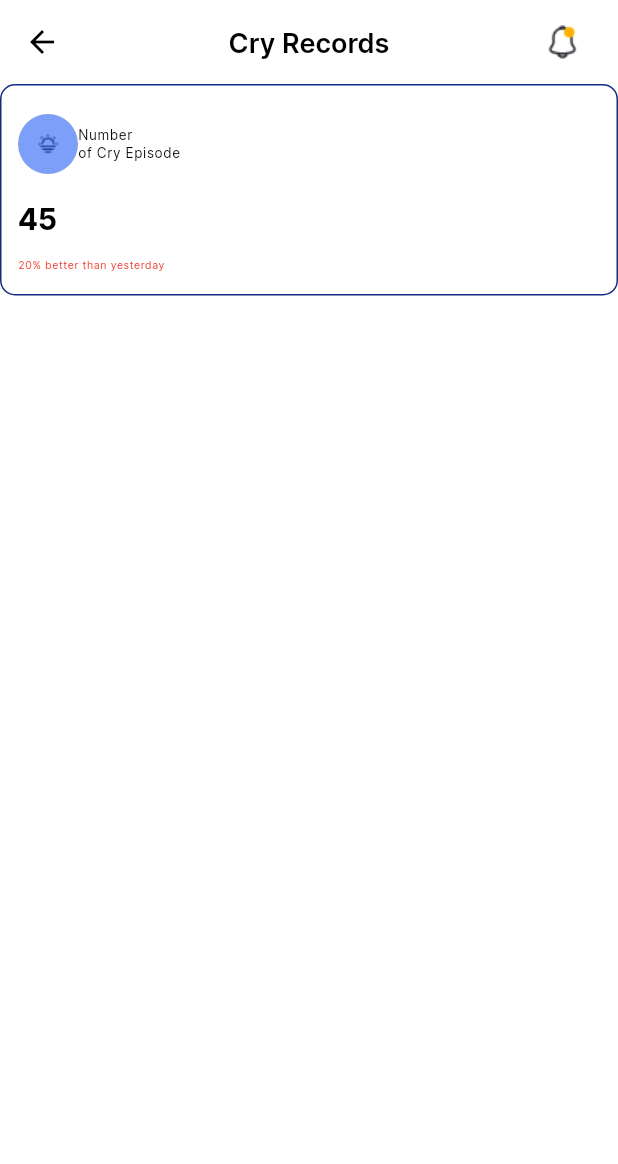
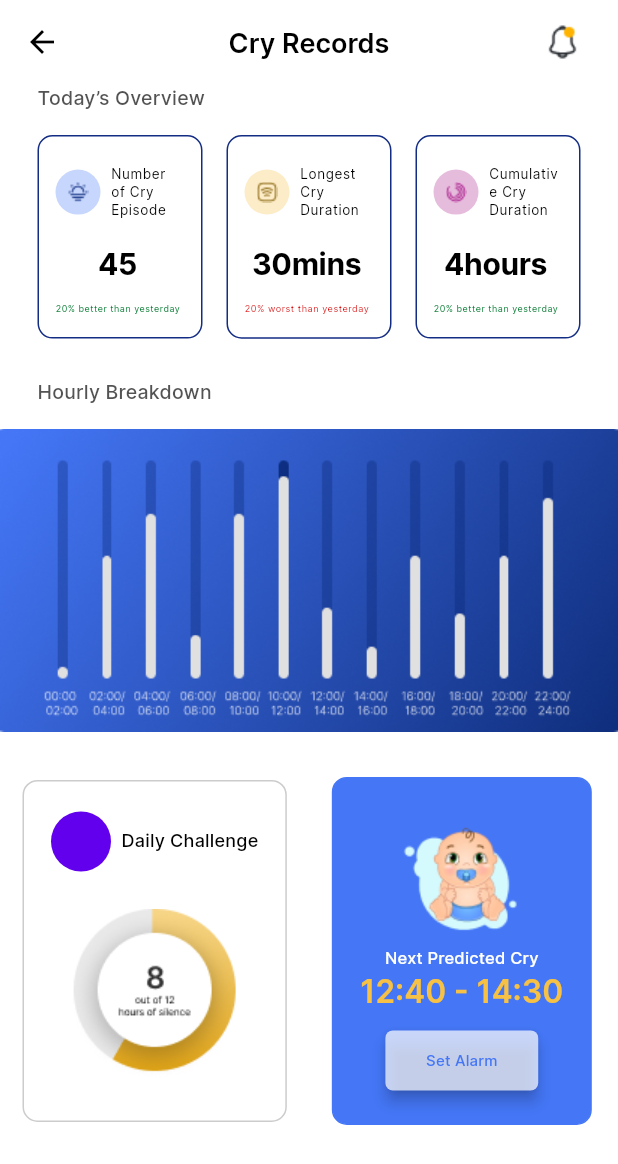
Before and after one commit to Cindy-dev/ubenwa_cynthia, a Flutter app: the HomeScreen screen opened by its route, on a phone screen of 412 x 824 dp. Shown: the top 1164 px of the screen. Run offline on Flutter 3.47's test engine with Material 2 defaults, Android fonts, the phone set to English and light mode, and no system bars.

Commit message:
home screen implementation

```diff
--- a/lib/presentation/screens/home_screen.dart
+++ b/lib/presentation/screens/home_screen.dart
@@ -1,7 +1,7 @@
 import 'package:flutter/material.dart';
 import 'package:ubenwa_cynthia/presentation/utils/home_strings.dart';
-import 'package:ubenwa_cynthia/presentation/widgets/home_overview_widget.dart';
 import 'package:ubenwa_cynthia/utils/app_extension.dart';
+import '../widgets/overview_row_widget.dart';
 
 class HomeScreen extends StatelessWidget {
   const HomeScreen({Key? key}) : super(key: key);
@@ -25,7 +25,110 @@ class HomeScreen extends StatelessWidget {
       ),
       body: ListView(
         children: [
-          HomeOverviewWidget()
+          const OverviewRowWidget(),
+          Padding(
+            padding: const EdgeInsets.only(top: 26, bottom: 14, left: 25),
+            child: Text(
+              "Hourly Breakdown",
+              style: context.textTheme.titleMedium?.copyWith(
+                fontSize: 13,
+                color: context.themeData.colorScheme.tertiary.withOpacity(0.8),
+              ),
+            ),
+          ),
+          Image.asset(
+            HomeStrings.breakdown,
+            fit: BoxFit.cover,
+          ),
+          Row(
+            children: [
+              Container(
+                alignment: Alignment.center,
+                margin:
+                    const EdgeInsets.symmetric(vertical: 30, horizontal: 15),
+                padding: const EdgeInsets.only(left: 18, right: 18, top: 20),
+                decoration: BoxDecoration(
+                  borderRadius: BorderRadius.circular(10),
+                  border: Border.all(
+                    color: context.themeData.shadowColor.withOpacity(0.2),
+                  ),
+                ),
+                child: Column(
+                  children: [
+                    Row(
+                      children: [
+                        const CircleAvatar(),
+                        const SizedBox(
+                          width: 7,
+                        ),
+                        Text(
+                          "Daily Challenge",
+                          style: context.textTheme.titleMedium,
+                        ),
+                      ],
+                    ),
+                    Padding(
+                      padding: const EdgeInsets.only(top: 25, bottom: 26),
+                      child: Image.asset(HomeStrings.challenge),
+                    ),
+                  ],
+                ),
+              ),
+              Container(
+                alignment: Alignment.center,
+                margin:
+                    const EdgeInsets.symmetric(vertical: 30, horizontal: 15),
+                padding: const EdgeInsets.only(left: 18, right: 18, top: 20),
+                decoration: BoxDecoration(
+                  color: context.primaryColor,
+                  borderRadius: BorderRadius.circular(10),
+                  border: Border.all(
+                    color: context.primaryColor,
+                  ),
+                ),
+                child: Column(
+                  children: [
+                    Image.asset(HomeStrings.predictCry),
+                    const SizedBox(
+                      height: 5,
+                    ),
+                    Text(
+                      "Next Predicted Cry",
+                      style: context.textTheme.titleMedium?.copyWith(
+                          color: context.themeData.cardColor, fontSize: 11),
+                    ),
+                    Padding(
+                      padding: const EdgeInsets.only(bottom: 9),
+                      child: Text(
+                        "12:40 - 14:30",
+                        style: context.textTheme.headlineLarge?.copyWith(
+                            color: context.themeData.colorScheme.secondary,
+                            fontSize: 21),
+                      ),
+                    ),
+                    ElevatedButton(
+                      onPressed: () {},
+                      style: ElevatedButton.styleFrom(
+                          elevation: 4,
+                          padding: const EdgeInsets.symmetric(horizontal: 27),
+                          shape: RoundedRectangleBorder(
+                              borderRadius: BorderRadius.circular(5)),
+                          backgroundColor:
+                              context.themeData.cardColor.withOpacity(0.71)),
+                      child: Text(
+                        "Set Alarm",
+                        style: context.textTheme.titleMedium
+                            ?.copyWith(color: context.primaryColor, fontSize: 10),
+                      ),
+                    ),
+                    const SizedBox(
+                      height: 18,
+                    ),
+                  ],
+                ),
+              ),
+            ],
+          )
         ],
       ),
     );
--- a/lib/presentation/widgets/home_overview_widget.dart
+++ b/lib/presentation/widgets/home_overview_widget.dart
@@ -1,14 +1,30 @@
 import 'package:flutter/material.dart';
-import 'package:ubenwa_cynthia/presentation/utils/home_strings.dart';
 import 'package:ubenwa_cynthia/utils/app_extension.dart';
 
 class HomeOverviewWidget extends StatelessWidget {
-  const HomeOverviewWidget({Key? key}) : super(key: key);
+  final String title;
+  final String trailing;
+  final Color trailingColor;
+  final Color imageColor;
+  final String digit;
+  final String image;
+  const HomeOverviewWidget(
+      {Key? key,
+      required this.title,
+      required this.digit,
+      required this.image,
+      required this.trailing,
+      required this.trailingColor,
+      required this.imageColor})
+      : super(key: key);
 
   @override
   Widget build(BuildContext context) {
-    return Container(
-      padding: const EdgeInsets.only(top: 19, bottom: 15, left: 11, right: 14),
+    return Expanded(
+      child: Container(
+
+        padding:
+            const EdgeInsets.only(top: 19, bottom: 15, left: 11, right: 14),
         decoration: BoxDecoration(
           borderRadius: BorderRadius.circular(10),
           border: Border.all(
@@ -16,32 +32,45 @@ class HomeOverviewWidget extends StatelessWidget {
           ),
         ),
         child: Column(
-        crossAxisAlignment: CrossAxisAlignment.start,
+          crossAxisAlignment: CrossAxisAlignment.center,
           children: [
             Row(
+              mainAxisSize: MainAxisSize.min,
+              crossAxisAlignment: CrossAxisAlignment.center,
+              mainAxisAlignment: MainAxisAlignment.start,
               children: [
                 CircleAvatar(
-                  backgroundColor: context.primaryColor.withOpacity(0.7),
-                  child: Image.asset(HomeStrings.sun)),
-              Text(
-                "Number\nof Cry Episode",
+                  radius: 15,
+                  backgroundColor: imageColor.withOpacity(0.3),
+                  child: Image.asset(image),
+                ),
+                const SizedBox(
+                  width: 7,
+                ),
+                Flexible(
+                  child: Text(
+                    title,
                     style: context.textTheme.bodySmall?.copyWith(fontSize: 9),
+                  ),
                 ),
               ],
             ),
             Padding(
               padding: const EdgeInsets.only(top: 19, bottom: 15),
               child: Text(
-              "45",
+                digit,
                 style: context.textTheme.displayLarge?.copyWith(fontSize: 20),
               ),
             ),
-          Text(
-            "20% better than yesterday",
-            style: context.textTheme.bodySmall?.copyWith(
-                fontSize: 7, color: context.themeData.colorScheme.error),
+            FittedBox(
+              child: Text(
+                trailing,
+                style: context.textTheme.bodySmall
+                    ?.copyWith(fontSize: 7, color: trailingColor),
+              ),
             ),
           ],
+        ),
       ),
     );
   }
--- /dev/null
+++ b/lib/presentation/widgets/overview_row_widget.dart
@@ -0,0 +1,67 @@
+import 'package:flutter/material.dart';
+import 'package:ubenwa_cynthia/utils/app_extension.dart';
+
+import '../utils/home_strings.dart';
+import 'home_overview_widget.dart';
+
+class OverviewRowWidget extends StatelessWidget {
+  const OverviewRowWidget({
+    super.key,
+  });
+
+  @override
+  Widget build(BuildContext context) {
+    return Padding(
+      padding: const EdgeInsets.symmetric(horizontal: 25),
+      child: Column(
+        crossAxisAlignment: CrossAxisAlignment.start,
+        children: [
+          Text(
+            "Today’s Overview",
+            style: context.textTheme.titleMedium?.copyWith(
+              fontSize: 13,
+              color: context.themeData.colorScheme.tertiary.withOpacity(0.8),
+            ),
+          ),
+          const SizedBox(
+            height: 14,
+          ),
+          Row(
+            children: [
+              HomeOverviewWidget(
+                title: "Number of Cry Episode",
+                digit: "45",
+                trailing: "20% better than yesterday",
+                image: HomeStrings.sun,
+                imageColor: context.primaryColor,
+                trailingColor: context.colors.green,
+              ),
+              const SizedBox(
+                width: 16,
+              ),
+              HomeOverviewWidget(
+                title: "Longest Cry Duration",
+                digit: "30mins",
+                trailing: "20% worst than yesterday",
+                image: HomeStrings.wifi,
+                imageColor: context.themeData.colorScheme.secondary,
+                trailingColor: context.themeData.colorScheme.error,
+              ),
+              const SizedBox(
+                width: 16,
+              ),
+              HomeOverviewWidget(
+                title: "Cumulative Cry Duration",
+                digit: "4hours",
+                trailing: "20% better than yesterday",
+                image: HomeStrings.chart,
+                imageColor: context.colors.purple,
+                trailingColor: context.colors.green,
+              ),
+            ],
+          ),
+        ],
+      ),
+    );
+  }
+}
--- a/lib/utils/theme/app_colors.dart
+++ b/lib/utils/theme/app_colors.dart
@@ -6,4 +6,7 @@ class _Colors {
   static const black = Color(0xff000000);
   static const yellow = Color(0xffF6C144);
   static const white = Color(0xffFFFFFF);
+  static const red = Color(0xffD60F0F);
+  static const purple = Color(0xffAC228E);
+  static const green = Color(0xff14833D);
 }
--- a/lib/utils/theme/colors_theme_extension.dart
+++ b/lib/utils/theme/colors_theme_extension.dart
@@ -6,6 +6,9 @@ class ColorThemeExt extends ThemeExtension<ColorThemeExt> {
   final Color lightBlack;
   final Color blue;
   final Color yellow;
+  final Color purple;
+  final Color red;
+  final Color green;
 
   ColorThemeExt({
     required this.blue,
@@ -13,6 +16,9 @@ class ColorThemeExt extends ThemeExtension<ColorThemeExt> {
     required this.lightBlack,
     required this.yellow,
     required this.white,
+    required this.purple,
+    required this.red,
+    required this.green,
   });
   @override
   ThemeExtension<ColorThemeExt> copyWith({
@@ -21,13 +27,20 @@ class ColorThemeExt extends ThemeExtension<ColorThemeExt> {
     Color? black,
     Color? lightBlack,
     Color? yellow,
+    Color? purple,
+    Color? red,
+    Color? green,
   }) {
     return ColorThemeExt(
-        black: black ?? this.black,
-        lightBlack: lightBlack ?? this.lightBlack,
-        yellow: yellow ?? this.yellow,
-        white: white ?? this.white,
-        blue: blue ?? this.blue);
+      black: black ?? this.black,
+      lightBlack: lightBlack ?? this.lightBlack,
+      yellow: yellow ?? this.yellow,
+      white: white ?? this.white,
+      purple: purple ?? this.purple,
+      red: red ?? this.red,
+      blue: blue ?? this.blue,
+      green: green ?? this.green,
+    );
   }
 
   @override
--- a/lib/utils/theme/text_styles.dart
+++ b/lib/utils/theme/text_styles.dart
@@ -30,14 +30,14 @@ class AppTextStyles {
   );
 
   static const bodySemiBold = TextStyle(
-    fontSize: 12,
+    fontSize: 16,
     fontWeight: FontWeight.w500,
     fontFamily: AppFont.inter,
     color: _Colors.black,
   );
 
   static const bodyMedium = TextStyle(
-    fontSize: 16,
+    fontSize: 12,
     fontWeight: FontWeight.w500,
     fontFamily: AppFont.inter,
     color: _Colors.black,
--- a/lib/utils/theme/theme.dart
+++ b/lib/utils/theme/theme.dart
@@ -16,7 +16,7 @@ ThemeData _buildLightTheme() {
   final ColorScheme colorScheme = const ColorScheme.light().copyWith(
     primary: primaryColor,
     secondary: secondaryColor,
-    error: Colors.red,
+    error: _Colors.red,
     tertiary: tertiaryColor,
   );
   final themeData = ThemeData(
@@ -68,10 +68,8 @@ ThemeData _buildLightTheme() {
       displayLarge: AppTextStyles.displayLarge,
       headlineLarge: AppTextStyles.headingBold,
       headlineMedium: AppTextStyles.headingSemiBold,
-      titleLarge: AppTextStyles.headingSemiBold,
-      titleMedium: AppTextStyles.bodySemiBold,
-      bodyMedium: AppTextStyles.bodyMedium,
-      bodyLarge: AppTextStyles.bodySemiBold,
+      titleLarge: AppTextStyles.bodySemiBold,
+      titleMedium: AppTextStyles.bodyMedium,
       bodySmall: AppTextStyles.subtitle1,
       labelSmall: AppTextStyles.small,
     ),
@@ -83,6 +81,9 @@ ThemeData _buildLightTheme() {
         yellow: _Colors.yellow,
         white: _Colors.white,
         lightBlack: _Colors.lightBlack,
+        red:  _Colors.red,
+        purple: _Colors.purple,
+        green: _Colors.green,
       ),
     ],
   );
```
Lines whose indentation alone changed are shown as unchanged.
